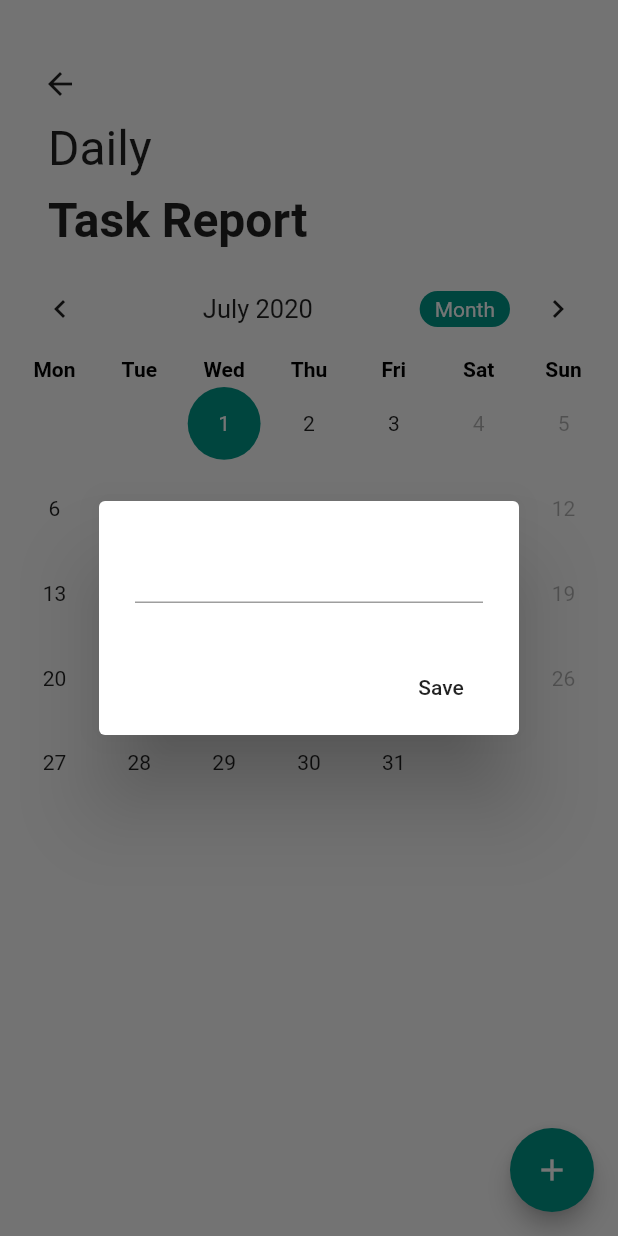
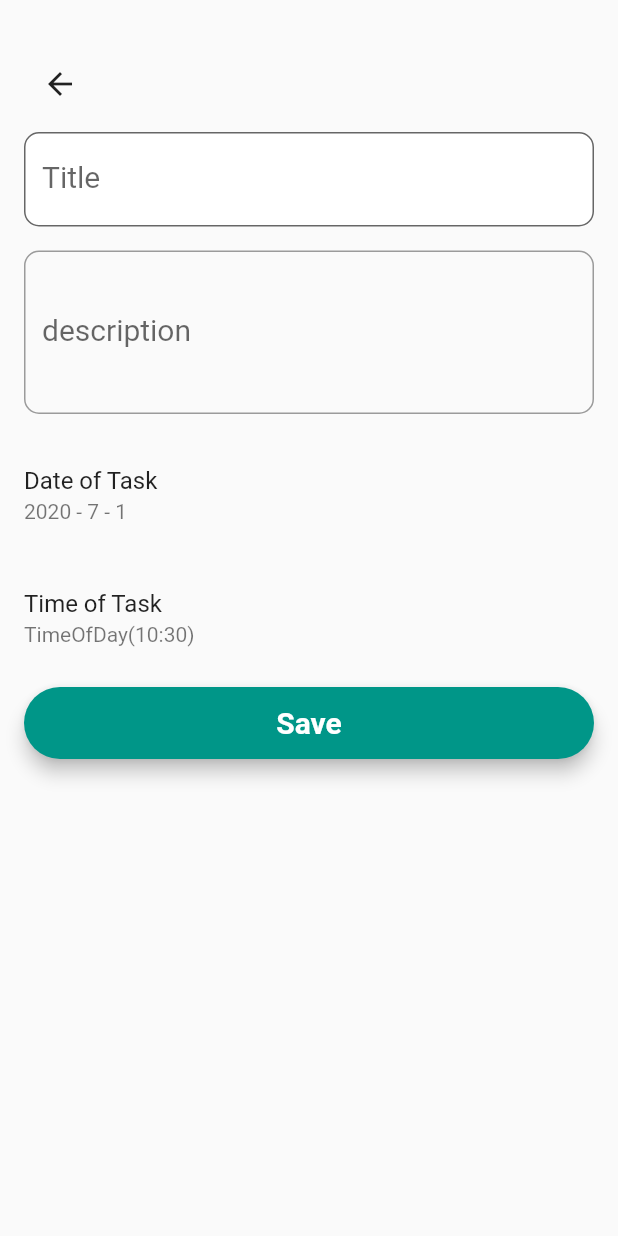
Before and after one commit to bilyanantonov/simple_task_manager, a Flutter app: the screen it shows after launch, after a tap on the "add" icon, on a phone screen of 412 x 824 dp. Run offline on Flutter 3.47's test engine with Material 2 defaults, Android fonts, the phone set to English and light mode, and no system bars; drawn by our look-alikes of table_calendar; our stand-ins replace shared_preferences; Roboto replaces fonts that are missing (Montserrat).

Commit message:
adding new event

```diff
--- /dev/null
+++ b/lib/data/data.dart
@@ -0,0 +1,19 @@
+import 'package:simple_task_manager/models/event.dart';
+
+final List<EventModel> eventList = [
+  EventModel(
+      id: '1',
+      title: 'Title',
+      description: 'Description',
+      eventDate: DateTime.now()),
+  EventModel(
+      id: '2',
+      title: 'Title2',
+      description: 'Description2',
+      eventDate: DateTime.now()),
+  EventModel(
+      id: '3',
+      title: 'Title3',
+      description: 'Description3',
+      eventDate: DateTime.now())
+];
--- a/lib/main.dart
+++ b/lib/main.dart
@@ -1,7 +1,8 @@
-import 'dart:convert';
-
 import 'package:flutter/material.dart';
 import 'package:shared_preferences/shared_preferences.dart';
+import 'package:simple_task_manager/models/event.dart';
+import 'package:simple_task_manager/screens/add_event.dart';
+import 'package:simple_task_manager/services/db_service.dart';
 import 'package:table_calendar/table_calendar.dart';
 
 void main() {
@@ -32,7 +33,9 @@ class _HomePageState extends State<HomePage> {
   TextEditingController _eventController;
   Map<DateTime, List<dynamic>> _events;
   List<dynamic> _selectedEvents;
+  List<dynamic> _nextEvents;
   SharedPreferences prefs;
+  DbService dbService;
 
   @override
   void initState() {
@@ -41,15 +44,27 @@ class _HomePageState extends State<HomePage> {
     _eventController = TextEditingController();
     _events = {};
     _selectedEvents = [];
+    dbService = DbService();
     initPrefs();
   }
 
+  Map<DateTime, List<dynamic>> _fromModelToEvent(List<EventModel> events) {
+    Map<DateTime, List<dynamic>> data = {};
+    events.forEach((event) {
+      DateTime date = DateTime(
+          event.eventDate.year, event.eventDate.month, event.eventDate.day, 12);
+      if (data[date] == null) data[date] = [];
+      data[date].add(event);
+    });
+    return data;
+  }
+
   initPrefs() async {
-    prefs = await SharedPreferences.getInstance();
-    setState(() {
-      _events = Map<DateTime, List<dynamic>>.from(
-          decodeMap(json.decode(prefs.getString("events") ?? "{}")));
-    });
+    // prefs = await SharedPreferences.getInstance();
+    // setState(() {
+    //   _events = Map<DateTime, List<dynamic>>.from(
+    //       decodeMap(json.decode(prefs.getString("events") ?? "{}")));
+    // });
   }
 
   Map<String, dynamic> encodeMap(Map<DateTime, dynamic> map) {
@@ -72,7 +87,16 @@ class _HomePageState extends State<HomePage> {
   @override
   Widget build(BuildContext context) {
     return Scaffold(
-      body: SingleChildScrollView(
+      body: FutureBuilder<List<EventModel>>(
+          future: dbService.getEvents(),
+          builder: (context, snapshot) {
+            if (snapshot.hasData) {
+              List<EventModel> allEvents = snapshot.data;
+              if (allEvents.isNotEmpty) {
+                _events = _fromModelToEvent(allEvents);
+              }
+            }
+            return SingleChildScrollView(
                 child: Column(
               crossAxisAlignment: CrossAxisAlignment.start,
               children: <Widget>[
@@ -80,7 +104,8 @@ class _HomePageState extends State<HomePage> {
                   padding: EdgeInsets.symmetric(horizontal: 16),
                   alignment: Alignment.bottomLeft,
                   height: 80,
-            child: IconButton(icon: Icon(Icons.arrow_back), onPressed: () {}),
+                  child: IconButton(
+                      icon: Icon(Icons.arrow_back), onPressed: () {}),
                 ),
                 Container(
                   padding: EdgeInsets.symmetric(horizontal: 32),
@@ -93,7 +118,8 @@ class _HomePageState extends State<HomePage> {
                       ),
                       SizedBox(height: 10),
                       Text("Task Report",
-                    style: TextStyle(fontSize: 32, fontWeight: FontWeight.bold))
+                          style: TextStyle(
+                              fontSize: 32, fontWeight: FontWeight.bold))
                     ],
                   ),
                 ),
@@ -103,13 +129,14 @@ class _HomePageState extends State<HomePage> {
                     events: _events,
                     initialCalendarFormat: CalendarFormat.month,
                     calendarStyle: CalendarStyle(
-                todayColor: Colors.orange,
+                      todayColor: Theme.of(context).primaryColor,
                       selectedColor: Theme.of(context).primaryColor,
                       todayStyle: TextStyle(
                           fontWeight: FontWeight.bold,
                           fontSize: 18.0,
                           color: Colors.white),
-                weekendStyle: TextStyle(color: Colors.black.withOpacity(0.3)),
+                      weekendStyle:
+                          TextStyle(color: Colors.black.withOpacity(0.3)),
                       outsideDaysVisible: false,
                     ),
                     headerStyle: HeaderStyle(
@@ -132,7 +159,8 @@ class _HomePageState extends State<HomePage> {
                       });
                     },
                     builders: CalendarBuilders(
-                  selectedDayBuilder: (context, date, events) => Container(
+                        selectedDayBuilder: (context, date, events) =>
+                            Container(
                                 margin: EdgeInsets.all(4),
                                 alignment: Alignment.center,
                                 decoration: BoxDecoration(
@@ -146,7 +174,8 @@ class _HomePageState extends State<HomePage> {
                             margin: EdgeInsets.all(4),
                             alignment: Alignment.center,
                             decoration: BoxDecoration(
-                          color: Colors.teal.shade300, shape: BoxShape.circle),
+                                color: Colors.teal.shade300,
+                                shape: BoxShape.circle),
                             child: Text(
                               date.day.toString(),
                               style: TextStyle(color: Colors.white),
@@ -154,15 +183,74 @@ class _HomePageState extends State<HomePage> {
                     calendarController: _calendarController,
                   ),
                 ),
-          ..._selectedEvents.map((event) => ListTile(title: Text(event)))
+                Container(
+                    padding: EdgeInsets.symmetric(horizontal: 32),
+                    child: Text(
+                      'Daily Tasks',
+                      style: TextStyle(fontSize: 20),
+                    )),
+                ..._selectedEvents.map((event) => Container(
+                    padding: EdgeInsets.symmetric(horizontal: 32),
+                    child: Row(
+                      mainAxisAlignment: MainAxisAlignment.spaceBetween,
+                      children: <Widget>[
+                        Container(
+                            child: Text(
+                          event.eventDate.hour.toString() +
+                              ' : ' +
+                              event.eventDate.minute.toString(),
+                          style: TextStyle(fontSize: 16),
+                        )),
+                        Container(
+                            margin: EdgeInsets.only(bottom: 10),
+                            alignment: Alignment.center,
+                            height: 100,
+                            width: 200,
+                            decoration: BoxDecoration(
+                                color: Colors.teal[300],
+                                borderRadius: BorderRadius.circular(15)),
+                            child: Column(
+                              mainAxisAlignment: MainAxisAlignment.center,
+                              children: <Widget>[
+                                Text(
+                                  event.title,
+                                  style: TextStyle(
+                                      color: Colors.white, fontSize: 12),
+                                ),
+                                SizedBox(height: 10),
+                                Text(
+                                  event.description,
+                                  style: TextStyle(
+                                      color: Colors.white, fontSize: 12),
+                                ),
                               ],
-      )),
+                            ))
+                      ],
+                    )))
+              ],
+            ));
+          }),
       floatingActionButton: FloatingActionButton(
           child: Icon(Icons.add),
           onPressed: () {
-            _showAddDialog();
+            _awaitReturnValueFromAddEvent();
+            // Navigator.push(
+            //     context, MaterialPageRoute(builder: (context) => AddEvent()));
+            // _showAddDialog();
           }),
     );
+  }
+
+  _awaitReturnValueFromAddEvent() async {
+     await Navigator.push(
+        context,
+        MaterialPageRoute(
+          builder: (context) => AddEvent(),
+        ));
+
+    setState(() {
+
+    });
   }
 
   _showAddDialog() async {
@@ -176,24 +264,28 @@ class _HomePageState extends State<HomePage> {
                 FlatButton(
                   child: Text("Save"),
                   onPressed: () {
-                    if (_eventController.text.isEmpty) return;
-                    if (_events[_calendarController.selectedDay] != null) {
-                      _events[_calendarController.selectedDay]
-                          .add(_eventController.text);
-                    } else {
-                      _events[_calendarController.selectedDay] = [
-                        _eventController.text
-                      ];
-                    }
-                    prefs.setString("events", json.encode(encodeMap(_events)));
-                    _eventController.clear();
+                    // dbService.addEvent();
                     Navigator.pop(context);
+                    setState(() {});
+                    // if (_eventController.text.isEmpty) return;
+                    // if (_events[_calendarController.selectedDay] != null) {
+                    //   _events[_calendarController.selectedDay]
+                    //       .add(_eventController.text);
+                    // } else {
+                    //   _events[_calendarController.selectedDay] = [
+                    //     _eventController.text
+                    //   ];
+                    // }
+                    // prefs.setString("events", json.encode(encodeMap(_events)));
+
+                    // _eventController.clear();
+                    // Navigator.pop(context);
                   },
                 )
               ],
             ));
-    setState(() {
-      _selectedEvents = _events[_calendarController.selectedDay];
-    });
+    // setState(() {
+    //   _selectedEvents = _events[_calendarController.selectedDay];
+    // });
   }
 }
--- /dev/null
+++ b/lib/models/event.dart
@@ -0,0 +1,34 @@
+class EventModel{
+  final String id;
+  final String title;
+  final String description;
+  final DateTime eventDate;
+
+  EventModel({this.id,this.title, this.description, this.eventDate});
+
+  factory EventModel.fromMap(Map data) {
+    return EventModel(
+      title: data['title'],
+      description: data['description'],
+      eventDate: data['event_date'],
+    );
+  }
+
+  factory EventModel.froJson(String id, Map<String,dynamic> data) {
+    return EventModel(
+      id: id,
+      title: data['title'],
+      description: data['description'],
+      eventDate: data['event_date'].toDate(),
+    );
+  }
+
+  Map<String,dynamic> toMap() {
+    return {
+      "title":title,
+      "description": description,
+      "event_date":eventDate,
+      "id":id,
+    };
+  }
+}
--- /dev/null
+++ b/lib/screens/add_event.dart
@@ -0,0 +1,175 @@
+import 'package:flutter/material.dart';
+import 'package:simple_task_manager/models/event.dart';
+import 'package:simple_task_manager/services/db_service.dart';
+
+class AddEvent extends StatefulWidget {
+  @override
+  _AddEventState createState() => _AddEventState();
+}
+
+class _AddEventState extends State<AddEvent> {
+  DbService dbService;
+  final _formKey = GlobalKey<FormState>();
+
+  TextStyle style = TextStyle(fontFamily: 'Montserrat', fontSize: 20.0);
+  TextEditingController _title;
+  TextEditingController _description;
+  DateTime _eventDate;
+  TimeOfDay _time;
+  bool processing;
+
+  @override
+  void initState() {
+    super.initState();
+    dbService = DbService();
+    _title = TextEditingController();
+    _description = TextEditingController();
+    _eventDate = DateTime.now();
+    _time = TimeOfDay.now();
+    processing = false;
+  }
+
+  Future<bool> _onBackPressed() async {
+    Navigator.of(context).pop(true);
+    return false;
+  }
+
+  @override
+  Widget build(BuildContext context) {
+    return WillPopScope(
+      onWillPop: _onBackPressed,
+      child: Scaffold(
+        body: Column(
+          mainAxisAlignment: MainAxisAlignment.start,
+          crossAxisAlignment: CrossAxisAlignment.start,
+          children: <Widget>[
+            Container(
+              padding: EdgeInsets.symmetric(horizontal: 16),
+              alignment: Alignment.bottomLeft,
+              height: 80,
+              child: IconButton(
+                  icon: Icon(Icons.arrow_back),
+                  onPressed: () {
+                    Navigator.pop(context);
+                  }),
+            ),
+            Expanded(
+              child: Form(
+                key: _formKey,
+                child: Container(
+                  alignment: Alignment.center,
+                  child: ListView(
+                    children: <Widget>[
+                      Padding(
+                        padding: EdgeInsets.symmetric(
+                            horizontal: 16.0, vertical: 8.0),
+                        child: TextFormField(
+                          controller: _title,
+                          validator: (value) =>
+                              (value.isEmpty) ? "Please Enter title" : null,
+                          style: style,
+                          decoration: InputDecoration(
+                              labelText: "Title",
+                              filled: true,
+                              fillColor: Colors.white,
+                              border: OutlineInputBorder(
+                                  borderRadius: BorderRadius.circular(10))),
+                        ),
+                      ),
+                      Padding(
+                        padding: EdgeInsets.symmetric(
+                            horizontal: 16.0, vertical: 8.0),
+                        child: TextFormField(
+                          controller: _description,
+                          minLines: 3,
+                          maxLines: 5,
+                          validator: (value) => (value.isEmpty)
+                              ? "Please Enter description"
+                              : null,
+                          style: style,
+                          decoration: InputDecoration(
+                              labelText: "description",
+                              border: OutlineInputBorder(
+                                  borderRadius: BorderRadius.circular(10))),
+                        ),
+                      ),
+                      SizedBox(height: 10.0),
+                      ListTile(
+                        title: Text("Date of Task"),
+                        subtitle: Text(
+                            "${_eventDate.year} - ${_eventDate.month} - ${_eventDate.day}"),
+                        onTap: () async {
+                          DateTime picked = await showDatePicker(
+                              context: context,
+                              initialDate: _eventDate,
+                              firstDate: DateTime(_eventDate.year - 5),
+                              lastDate: DateTime(_eventDate.year + 5));
+                          if (picked != null) {
+                            setState(() {
+                              _eventDate = picked;
+                            });
+                          }
+                        },
+                      ),
+                      SizedBox(height: 10.0),
+                      ListTile(
+                        title: Text("Time of Task"),
+                        subtitle: Text(_time.toString()),
+                        onTap: () async {
+                          TimeOfDay picked = await showTimePicker(
+                              context: context, initialTime: _time);
+
+                          if (picked != null) {
+                            setState(() {
+                              _time = picked;
+                            });
+                          }
+                        },
+                      ),
+                      SizedBox(height: 10.0),
+                      processing
+                          ? Center(child: CircularProgressIndicator())
+                          : Padding(
+                              padding:
+                                  const EdgeInsets.symmetric(horizontal: 16.0),
+                              child: Material(
+                                elevation: 5.0,
+                                borderRadius: BorderRadius.circular(30.0),
+                                color: Theme.of(context).primaryColor,
+                                child: MaterialButton(
+                                  onPressed: () async {
+                                    if (_formKey.currentState.validate()) {
+                                      setState(() {
+                                        processing = true;
+                                      });
+                                      await dbService.addEvent(EventModel(
+                                          title: _title.text,
+                                          description: _description.text,
+                                          eventDate: _eventDate));
+
+                                      setState(() {
+                                        processing = false;
+                                      });
+                                      await _onBackPressed();
+                                    }
+                                  },
+                                  child: Text(
+                                    "Save",
+                                    style: style.copyWith(
+                                        color: Colors.white,
+                                        fontWeight: FontWeight.bold),
+                                  ),
+                                ),
+                              ),
+                            ),
+                    ],
+                  ),
+                ),
+              ),
+            ),
+          ],
+        ),
+      ),
+    );
+  }
+}
--- /dev/null
+++ b/lib/services/db_service.dart
@@ -0,0 +1,22 @@
+import 'dart:math';
+
+import 'package:simple_task_manager/Data/data.dart';
+import 'package:simple_task_manager/models/event.dart';
+
+class DbService {
+// List<EventModel> eventList = [];
+
+  Future<List<EventModel>> getEvents() async {
+    return await Future.delayed(Duration(seconds: 0), () => eventList);
+  }
+
+  Future<void> addEvent(EventModel event) async {
+    int idRandom = Random().nextInt(pow(2, 31));
+
+    eventList.add(EventModel(
+        id: idRandom.toString(),
+        title: event.title + idRandom.toString(),
+        description: event.description + idRandom.toString(),
+        eventDate: event.eventDate));
+  }
+}
```
Also changed, not shown: 2 other files. Lines whose indentation alone changed are shown as unchanged.
